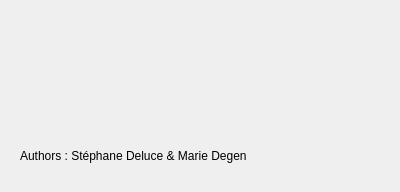
First picture: the form in aboutwindow.ui, repository mariedegen/QtProject, before the edit.
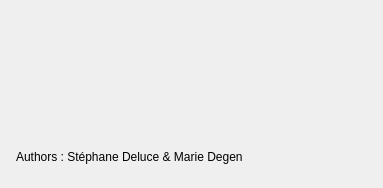
Second picture: the form after the edit. Icons and pictures are not drawn.

```diff
--- a/aboutwindow.ui
+++ b/aboutwindow.ui
@@ -6,21 +6,76 @@
    <rect>
     <x>0</x>
     <y>0</y>
-    <width>400</width>
-    <height>192</height>
+    <width>383</width>
+    <height>188</height>
    </rect>
   </property>
+  <property name="minimumSize">
+   <size>
+    <width>383</width>
+    <height>188</height>
+   </size>
+  </property>
+  <property name="maximumSize">
+   <size>
+    <width>383</width>
+    <height>188</height>
+   </size>
+  </property>
   <property name="windowTitle">
    <string>Dialog</string>
   </property>
+  <layout class="QVBoxLayout" name="verticalLayout_2">
+   <item>
+    <layout class="QHBoxLayout" name="horizontalLayout_4">
+     <item>
+      <widget class="QLabel" name="polytech">
+       <property name="enabled">
+        <bool>true</bool>
+       </property>
+       <property name="minimumSize">
+        <size>
+         <width>300</width>
+         <height>120</height>
+        </size>
+       </property>
+       <property name="maximumSize">
+        <size>
+         <width>300</width>
+         <height>120</height>
+        </size>
+       </property>
+       <property name="text">
+        <string/>
+       </property>
+       <property name="pixmap">
+        <pixmap resource="tpqt.qrc">:/icon/PolytechTours.png</pixmap>
+       </property>
+       <property name="scaledContents">
+        <bool>true</bool>
+       </property>
+       <property name="margin">
+        <number>20</number>
+       </property>
+      </widget>
+     </item>
+    </layout>
+   </item>
+   <item>
+    <layout class="QHBoxLayout" name="horizontalLayout_3">
+     <item>
   <widget class="QLabel" name="authors">
-   <property name="geometry">
-    <rect>
-     <x>20</x>
-     <y>140</y>
-     <width>251</width>
-     <height>31</height>
-    </rect>
+       <property name="minimumSize">
+        <size>
+         <width>100</width>
+         <height>40</height>
+        </size>
+       </property>
+       <property name="maximumSize">
+        <size>
+         <width>300</width>
+         <height>40</height>
+        </size>
    </property>
    <property name="mouseTracking">
     <bool>true</bool>
@@ -32,14 +87,23 @@
     <string>Authors : Stéphane Deluce &amp; Marie Degen</string>
    </property>
   </widget>
+     </item>
+     <item>
   <widget class="QLabel" name="unicorn">
-   <property name="geometry">
-    <rect>
-     <x>320</x>
-     <y>130</y>
-     <width>51</width>
-     <height>51</height>
-    </rect>
+       <property name="enabled">
+        <bool>true</bool>
+       </property>
+       <property name="minimumSize">
+        <size>
+         <width>40</width>
+         <height>40</height>
+        </size>
+       </property>
+       <property name="maximumSize">
+        <size>
+         <width>40</width>
+         <height>40</height>
+        </size>
    </property>
    <property name="text">
     <string/>
@@ -51,25 +115,10 @@
     <bool>true</bool>
    </property>
   </widget>
-  <widget class="QLabel" name="label_2">
-   <property name="geometry">
-    <rect>
-     <x>80</x>
-     <y>30</y>
-     <width>251</width>
-     <height>81</height>
-    </rect>
-   </property>
-   <property name="text">
-    <string/>
-   </property>
-   <property name="pixmap">
-    <pixmap>../../../Downloads/polytechtours.png</pixmap>
-   </property>
-   <property name="scaledContents">
-    <bool>true</bool>
-   </property>
-  </widget>
+     </item>
+    </layout>
+   </item>
+  </layout>
  </widget>
  <resources>
   <include location="tpqt.qrc"/>
```
Left out of the diff: 2 changed lines with no effect on the pictures. Lines whose indentation alone changed are shown as unchanged.
